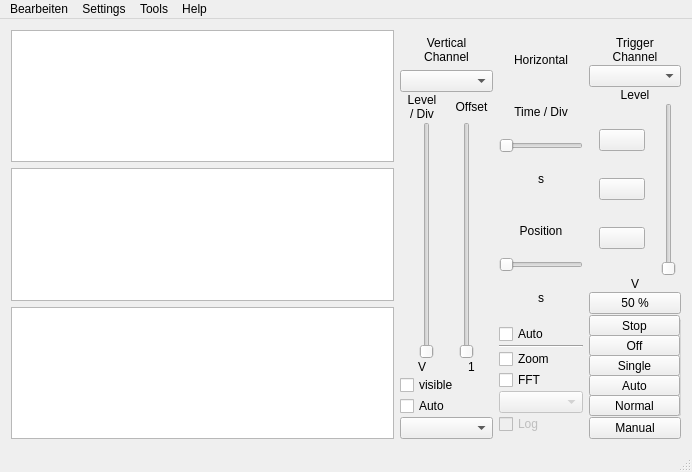
Qt form source/mainwindow.ui (Rolloke/GUI-Apps) before a commit.
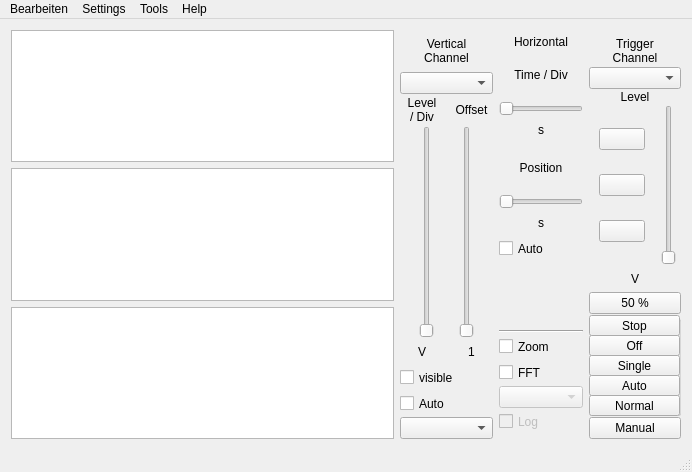
The same form after that commit. Icons and pictures are not drawn. Custom widgets are drawn as their Qt base class.

Commit message: Bugfixes for several Projects - Osciloscope: update View, resize, layout - Gitview !ignore disabled - LogProfiler static cast improved

Patch:
```diff
--- a/source/mainwindow.ui
+++ b/source/mainwindow.ui
@@ -46,6 +46,12 @@
        <layout class="QVBoxLayout" name="verticalLayout_4" stretch="0,0">
         <item>
          <widget class="QLabel" name="labelVertical">
+          <property name="minimumSize">
+           <size>
+            <width>0</width>
+            <height>30</height>
+           </size>
+          </property>
           <property name="autoFillBackground">
            <bool>false</bool>
           </property>
@@ -83,6 +89,12 @@
        <layout class="QHBoxLayout" name="horizontalLayout_4">
         <item>
          <widget class="QLabel" name="labelLevel">
+          <property name="minimumSize">
+           <size>
+            <width>0</width>
+            <height>30</height>
+           </size>
+          </property>
           <property name="text">
            <string>Level
 / Div</string>
@@ -94,6 +106,12 @@
         </item>
         <item>
          <widget class="QLabel" name="labelOffset">
+          <property name="minimumSize">
+           <size>
+            <width>0</width>
+            <height>30</height>
+           </size>
+          </property>
           <property name="text">
            <string>Offset</string>
           </property>
@@ -143,6 +161,12 @@
          <layout class="QHBoxLayout" name="horizontalLayout_3">
           <item>
            <widget class="QDoubleLableWithUnit" name="labelLevelValue">
+            <property name="minimumSize">
+             <size>
+              <width>0</width>
+              <height>25</height>
+             </size>
+            </property>
             <property name="text">
              <string>V</string>
             </property>
@@ -153,6 +177,12 @@
           </item>
           <item>
            <widget class="QLabel" name="labelOffsetValue">
+            <property name="minimumSize">
+             <size>
+              <width>0</width>
+              <height>25</height>
+             </size>
+            </property>
             <property name="text">
              <string>1</string>
             </property>
@@ -165,6 +195,12 @@
         </item>
         <item>
          <widget class="QCheckBox" name="checkChannelVisible">
+          <property name="minimumSize">
+           <size>
+            <width>0</width>
+            <height>25</height>
+           </size>
+          </property>
           <property name="toolTip">
            <string>Hide or show current channel</string>
           </property>
@@ -181,6 +217,12 @@
             <verstretch>0</verstretch>
            </sizepolicy>
           </property>
+          <property name="minimumSize">
+           <size>
+            <width>0</width>
+            <height>25</height>
+           </size>
+          </property>
           <property name="toolTip">
            <string>Set auto level detection for current channel</string>
           </property>
@@ -246,6 +288,12 @@
           <verstretch>0</verstretch>
          </sizepolicy>
         </property>
+        <property name="minimumSize">
+         <size>
+          <width>0</width>
+          <height>30</height>
+         </size>
+        </property>
         <property name="text">
          <string>Trigger
 Channel</string>
@@ -401,6 +449,12 @@
         </item>
         <item>
          <widget class="QSlider" name="vslideTriggerLevel">
+          <property name="minimumSize">
+           <size>
+            <width>0</width>
+            <height>160</height>
+           </size>
+          </property>
           <property name="toolTip">
            <string>Adjust trigger level</string>
           </property>
@@ -416,6 +470,12 @@
       </item>
       <item>
        <widget class="QDoubleLableWithUnit" name="labelTriggerLevelValue">
+        <property name="minimumSize">
+         <size>
+          <width>0</width>
+          <height>25</height>
+         </size>
+        </property>
         <property name="text">
          <string>V</string>
         </property>
@@ -440,6 +500,19 @@
         </property>
        </widget>
       </item>
+      <item>
+       <spacer name="verticalSpacer">
+        <property name="orientation">
+         <enum>Qt::Vertical</enum>
+        </property>
+        <property name="sizeHint" stdset="0">
+         <size>
+          <width>20</width>
+          <height>40</height>
+         </size>
+        </property>
+       </spacer>
+      </item>
       <item>
        <widget class="QRadioButtonGroup" name="groupTrigger">
         <property name="sizePolicy">
@@ -677,6 +750,12 @@
       </item>
       <item>
        <widget class="QLabel" name="labelTime">
+        <property name="minimumSize">
+         <size>
+          <width>0</width>
+          <height>50</height>
+         </size>
+        </property>
         <property name="text">
          <string>Time / Div</string>
         </property>
@@ -700,6 +779,12 @@
       </item>
       <item>
        <widget class="QDoubleLableWithUnit" name="labelTimeValue">
+        <property name="minimumSize">
+         <size>
+          <width>0</width>
+          <height>25</height>
+         </size>
+        </property>
         <property name="text">
          <string>s</string>
         </property>
@@ -710,6 +795,12 @@
       </item>
       <item>
        <widget class="QLabel" name="labelTriggerPosition">
+        <property name="minimumSize">
+         <size>
+          <width>0</width>
+          <height>50</height>
+         </size>
+        </property>
         <property name="text">
          <string>Position</string>
         </property>
@@ -733,6 +824,12 @@
       </item>
       <item>
        <widget class="QDoubleLableWithUnit" name="labelTimePositionValue">
+        <property name="minimumSize">
+         <size>
+          <width>0</width>
+          <height>25</height>
+         </size>
+        </property>
         <property name="text">
          <string>s</string>
         </property>
@@ -743,6 +840,12 @@
       </item>
       <item>
        <widget class="QCheckBox" name="pushAutoTime">
+        <property name="minimumSize">
+         <size>
+          <width>0</width>
+          <height>25</height>
+         </size>
+        </property>
         <property name="toolTip">
          <string>Set auto time detection</string>
         </property>
@@ -757,6 +860,19 @@
         </property>
        </widget>
       </item>
+      <item>
+       <spacer name="verticalSpacer_2">
+        <property name="orientation">
+         <enum>Qt::Vertical</enum>
+        </property>
+        <property name="sizeHint" stdset="0">
+         <size>
+          <width>20</width>
+          <height>40</height>
+         </size>
+        </property>
+       </spacer>
+      </item>
       <item>
        <widget class="Line" name="line">
         <property name="orientation">
@@ -766,6 +882,12 @@
       </item>
       <item>
        <widget class="QCheckBox" name="checkShowZoom">
+        <property name="minimumSize">
+         <size>
+          <width>0</width>
+          <height>25</height>
+         </size>
+        </property>
         <property name="toolTip">
          <string>Show zoomed view</string>
         </property>
@@ -779,6 +901,12 @@
       </item>
       <item>
        <widget class="QCheckBox" name="checkShowFFT">
+        <property name="minimumSize">
+         <size>
+          <width>0</width>
+          <height>25</height>
+         </size>
+        </property>
         <property name="toolTip">
          <string>Show FFT view</string>
         </property>
@@ -805,6 +933,12 @@
         <property name="enabled">
          <bool>false</bool>
         </property>
+        <property name="minimumSize">
+         <size>
+          <width>0</width>
+          <height>25</height>
+         </size>
+        </property>
         <property name="toolTip">
          <string>Set logarithmic FFT view</string>
         </property>
```
Left out of the diff: 2 changed lines with no effect on the pictures. The commit also changes 6 other files.
